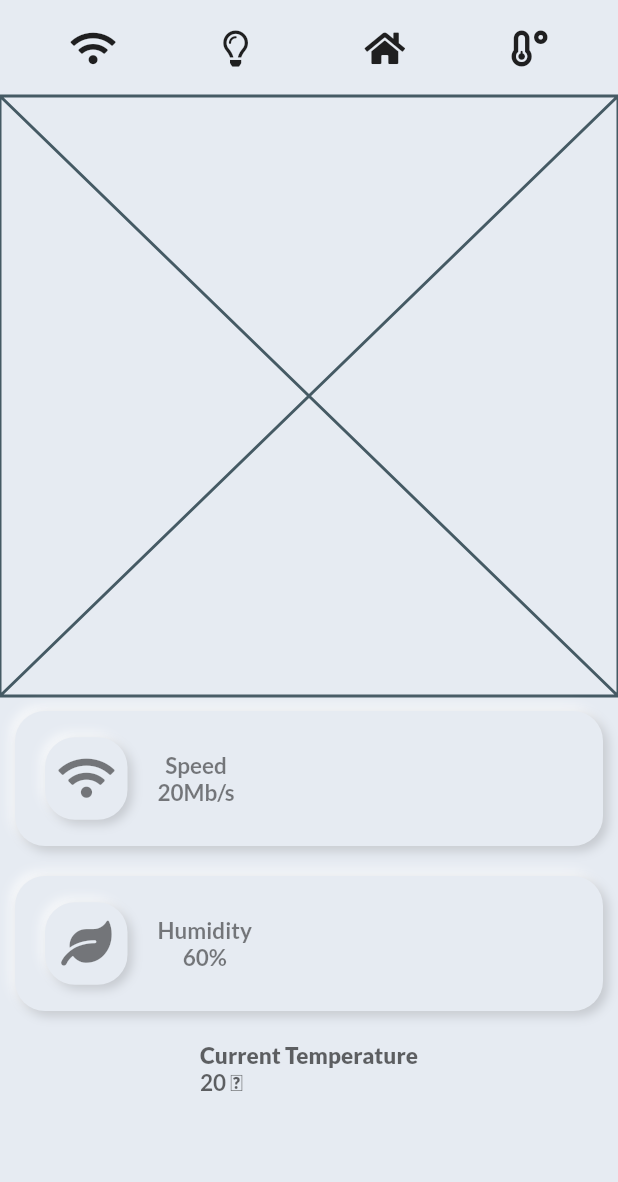
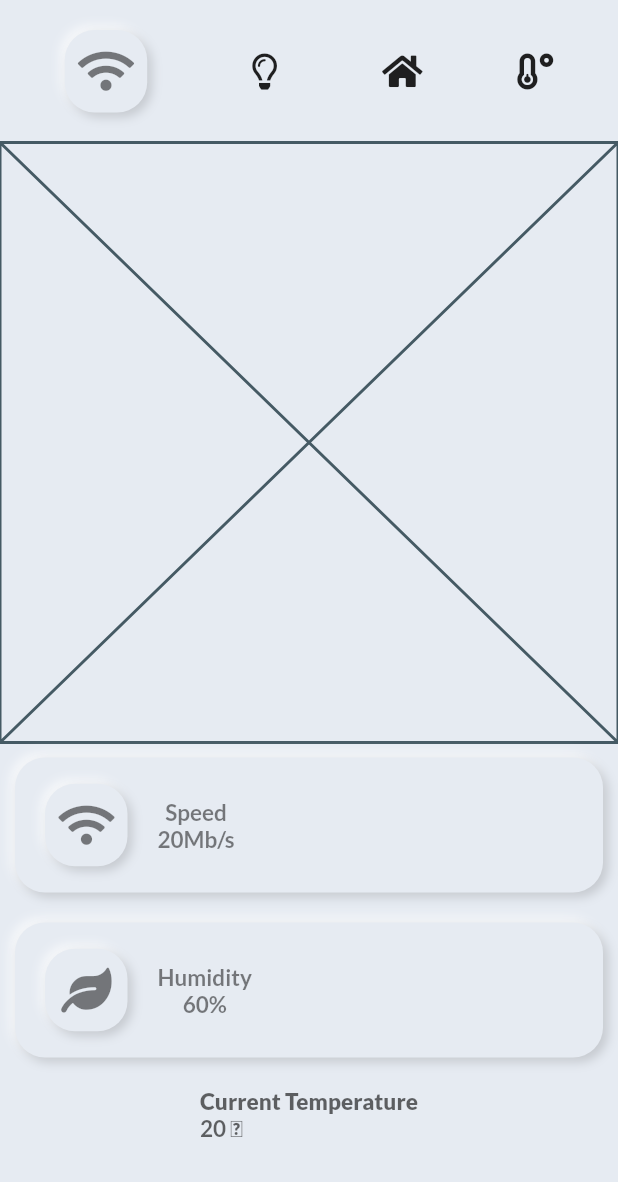
Before and after one commit to maxgdev/smart_home_app, a Flutter app: the screen it shows after launch, on a phone screen of 412 x 824 dp, the part 54-1236 px from its top. Run offline on Flutter 3.47's test engine with Material 2 defaults, Android fonts, the light colour scheme and no system bars; our stand-ins replace font_awesome_flutter, google_fonts.

Commit message:
Added TopIcon class in top_icon.dart

```diff
--- /dev/null
+++ b/lib/central_widget.dart
@@ -0,0 +1,11 @@
+import 'package:flutter/material.dart';
+
+class CentreComponent extends StatelessWidget {
+
+  @override
+  Widget build(BuildContext context) {
+    return Container(
+      child: Placeholder(),
+    );
+  }
+}
--- a/lib/main.dart
+++ b/lib/main.dart
@@ -12,7 +12,6 @@ void main() {
     return MaterialApp(
       debugShowCheckedModeBanner: false,
       title: _title,
-      // home: MyHomePage(title: _title),
       home: SmartHome(),
     );
   }
--- a/lib/smart_home.dart
+++ b/lib/smart_home.dart
@@ -1,7 +1,10 @@
 import 'package:flutter/material.dart';
 import 'package:font_awesome_flutter/font_awesome_flutter.dart';
 import 'package:google_fonts/google_fonts.dart';
+import 'package:smart_home_app/top_icon.dart';
 import './bottom_widget.dart';
+import './central_widget.dart';
+import './top_icon.dart';
 
 class SmartHome extends StatelessWidget {
 
@@ -20,16 +23,23 @@ class SmartHome extends StatelessWidget {
             child: Row(
               mainAxisAlignment: MainAxisAlignment.spaceAround,
               children: [
-              Icon(FontAwesomeIcons.wifi),
+              TopIcon(
+                height1: 55,
+                width1: 55,
+                color: Color(0xFFe6ebf2),
+                offsetB: Offset(-2, -2),
+                offsetW: Offset(2, 2),
+                bLevel: 3.0,
+                iconData: FontAwesomeIcons.wifi,
+                iconSize: 30.0,
+              ),
               Icon(FontAwesomeIcons.lightbulb),
               Icon(FontAwesomeIcons.home),
               Icon(FontAwesomeIcons.temperatureLow),
             ],)
           ),
           SizedBox(height: 20,),
-          Container(
-            child: Placeholder(),
-          ),
+          CentreComponent(),
           BottomComponent(statusText1: "Speed",  statusText2: "20Mb/s", statusIcon: FontAwesomeIcons.wifi),
           BottomComponent(statusText1: "Humidity",  statusText2: "60%", statusIcon: FontAwesomeIcons.leaf),
           SizedBox(height: 10),
--- /dev/null
+++ b/lib/top_icon.dart
@@ -0,0 +1,123 @@
+import 'package:flutter/material.dart';
+import 'package:font_awesome_flutter/font_awesome_flutter.dart';
+
+class TopIcon extends StatefulWidget {
+  final Color color;
+  final double bLevel;
+  final Offset offsetW;
+  final double height1;
+  final Offset offsetB;
+  final double width1;
+  final IconData iconData;
+  final double iconSize;
+
+  const TopIcon(
+    {Key key,
+    this.color,
+    this.offsetW,
+    this.bLevel,
+    this.height1,
+    this.width1,
+    this.offsetB,
+    this.iconData,
+    this.iconSize})
+    : super(key: key);
+
+  @override
+  _TopIconState createState() => _TopIconState();
+}
+
+class _TopIconState extends State<TopIcon> {
+  bool isPressed = false;
+
+  void onPressedUp(PointerUpEvent event) {
+    setState(() {
+      isPressed = false;
+    });
+  }
+
+  void onPressedDown(PointerDownEvent event) {
+    setState(() {
+      isPressed = true;
+    });
+  }
+
+  @override
+  Widget build(BuildContext context) {
+    return Listener(
+        onPointerUp: onPressedUp,
+        onPointerDown: onPressedDown,
+        child: isPressed
+            ? Container(
+                height: widget.height1,
+                width: widget.width1,
+                decoration: BoxDecoration(
+                    color: widget.color,
+                    borderRadius: BorderRadius.all(Radius.circular(20.0)),
+                    boxShadow: [
+                      BoxShadow(
+                          blurRadius: 5.0,
+                          offset: Offset(-3, -3),
+                          color: Colors.white.withOpacity(.7)),
+                      BoxShadow(
+                          blurRadius: 5.0,
+                          offset: Offset(3, 3),
+                          color: Colors.black.withOpacity(.15))
+                    ]),
+                child: Padding(
+                  padding: const EdgeInsets.all(3.0),
+                  child: Container(
+                    decoration: BoxDecoration(
+                        color: widget.color,
+                        borderRadius: BorderRadius.all(Radius.circular(20.0))),
+                    child: Padding(
+                      padding: const EdgeInsets.all(2.0),
+                      child: Container(
+                        decoration: BoxDecoration(
+                            color: widget.color,
+                            borderRadius: BorderRadius.all(Radius.circular(20.0)),
+                            boxShadow: [
+                              BoxShadow(
+                                  blurRadius: widget.bLevel,
+                                  offset: widget.offsetW,
+                                  color: Colors.white.withOpacity(.7)),
+                              BoxShadow(
+                                  blurRadius: widget.bLevel,
+                                  offset: widget.offsetB,
+                                  color: Colors.black.withOpacity(.25))
+                            ]),
+                        child: Icon(
+                          widget.iconData,
+                          size: widget.iconSize,
+                          color: Colors.blue,
+                        ),
+                      ),
+                    ),
+                  ),
+                ),
+              )
+            : Container(
+                height: widget.height1,
+                width: widget.width1,
+                decoration: BoxDecoration(
+                    color: Color(0xFFe6ebf2),
+                    borderRadius: BorderRadius.all(Radius.circular(20.0)),
+                    boxShadow: [
+                      BoxShadow(
+                          blurRadius: 5.0,
+                          offset: Offset(-3, -3),
+                          color: Colors.white.withOpacity(.7)),
+                      BoxShadow(
+                          blurRadius: 5.0,
+                          offset: Offset(3, 3),
+                          color: Colors.black.withOpacity(.15))
+                    ]),
+                child: Icon(
+                  widget.iconData,
+                  color: Colors.black.withOpacity(.5),
+                  size: 30.0,
+                ),
+              ),
+      );
+  }
+}
```
